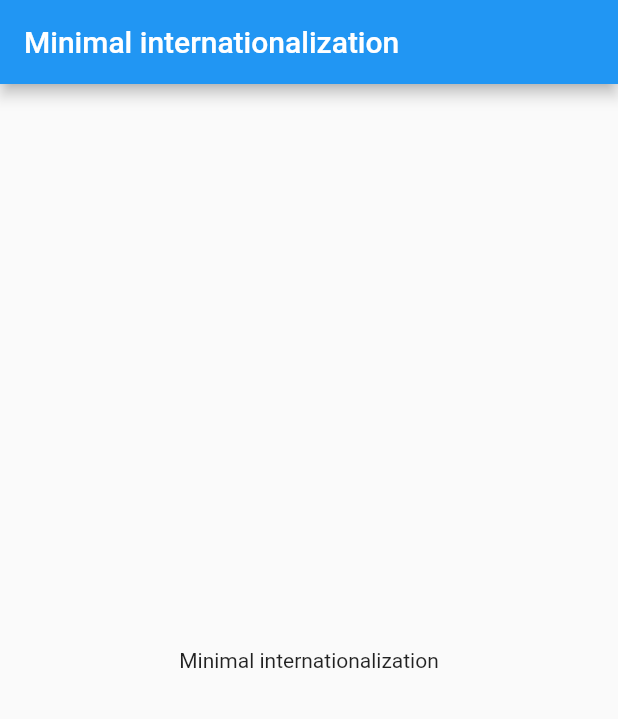
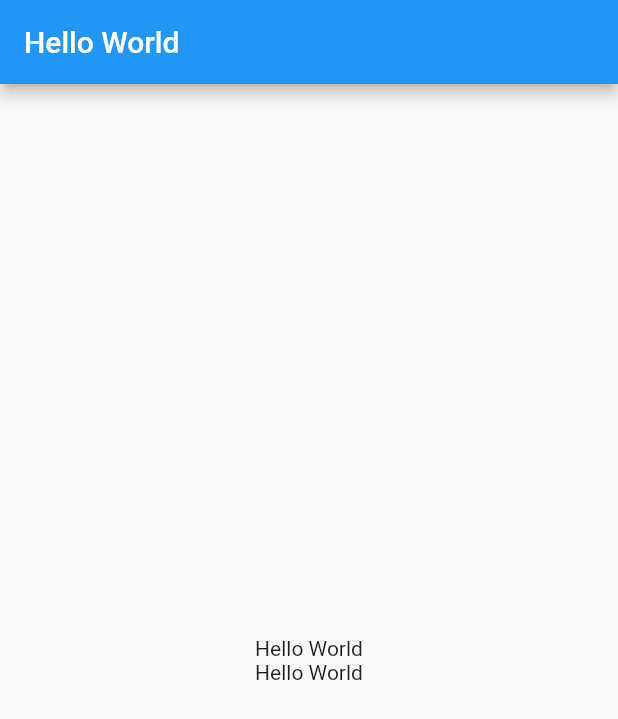
Before and after one commit to nirmal-mazhuvanpilly/flutter_minimal_localizations, a Flutter app: the screen it shows after launch, on a phone screen of 412 x 824 dp. Shown: the top 719 px of the screen. Run offline on Flutter 3.47's test engine with Material 2 defaults, Android fonts, the light colour scheme and no system bars.

Commit message:
Localization implemented

```diff
--- /dev/null
+++ b/lib/local_app.dart
@@ -0,0 +1,24 @@
+import 'package:flutter/material.dart';
+import 'package:flutter_minimal_internationalization/minimal_localization.dart';
+
+class LocalApp extends StatelessWidget {
+  const LocalApp({Key? key}) : super(key: key);
+
+  @override
+  Widget build(BuildContext context) {
+    return Scaffold(
+      appBar: AppBar(
+        title: Text(MinimalLocalization.of(context).title),
+      ),
+      body: Center(
+        child: Column(
+          mainAxisAlignment: MainAxisAlignment.center,
+          children: [
+            Text(MinimalLocalization.of(context).getValue("title")),
+            Text(getTranslatedText(context, "title")),
+          ],
+        ),
+      ),
+    );
+  }
+}
--- a/lib/main.dart
+++ b/lib/main.dart
@@ -1,4 +1,8 @@
 import 'package:flutter/material.dart';
+import 'package:flutter_localizations/flutter_localizations.dart';
+import 'package:flutter_minimal_internationalization/local_app.dart';
+import 'package:flutter_minimal_internationalization/minimal_localization.dart';
+import 'package:flutter_minimal_internationalization/minimal_localization_delegate.dart';
 
 void main() {
   runApp(const MyApp());
@@ -11,35 +15,20 @@ class MyApp extends StatelessWidget {
   Widget build(BuildContext context) {
     return MaterialApp(
       debugShowCheckedModeBanner: false,
+      onGenerateTitle: (context) => MinimalLocalization.of(context).title,
+      localizationsDelegates: const [
+        MinimalLocalizationDelegate(),
+        GlobalMaterialLocalizations.delegate,
+        GlobalWidgetsLocalizations.delegate,
+      ],
+      supportedLocales: const [
+        Locale('en', ''),
+        Locale('es', ''),
+      ],
       theme: ThemeData(
         primarySwatch: Colors.blue,
       ),
-      home: const MyHomePage(title: 'Minimal internationalization'),
+      home: const LocalApp(),
     );
   }
 }
-
-class MyHomePage extends StatefulWidget {
-  const MyHomePage({Key? key, required this.title}) : super(key: key);
-
-  final String title;
-
-  @override
-  State<MyHomePage> createState() => _MyHomePageState();
-}
-
-class _MyHomePageState extends State<MyHomePage> {
-  @override
-  Widget build(BuildContext context) {
-    return Scaffold(
-      appBar: AppBar(
-        title: Text(widget.title),
-      ),
-      body: const Center(
-        child: Text(
-          "Minimal internationalization",
-        ),
-      ),
-    );
-  }
-}
--- /dev/null
+++ b/lib/minimal_localization.dart
@@ -0,0 +1,28 @@
+import 'package:flutter/material.dart';
+
+class MinimalLocalization {
+  final Locale? locale;
+  MinimalLocalization({this.locale});
+
+  static MinimalLocalization of(BuildContext context) =>
+      Localizations.of<MinimalLocalization>(context, MinimalLocalization)!;
+
+  static const _localizedValues = <String, Map<String, String>>{
+    "en": {
+      "title": "Hello World",
+    },
+    "es": {"title": "Hola Mundo"}
+  };
+
+  static List<String> languages() => _localizedValues.keys.toList();
+
+  String get title => _localizedValues[locale!.languageCode]!["title"]!;
+
+  String getValue(String val) {
+    return _localizedValues[locale!.languageCode]![val]!;
+  }
+}
+
+String getTranslatedText(BuildContext context, String value) {
+  return MinimalLocalization.of(context).getValue(value);
+}
--- /dev/null
+++ b/lib/minimal_localization_delegate.dart
@@ -0,0 +1,21 @@
+import 'package:flutter/cupertino.dart';
+import 'package:flutter/foundation.dart';
+import 'package:flutter_minimal_internationalization/minimal_localization.dart';
+
+class MinimalLocalizationDelegate
+    extends LocalizationsDelegate<MinimalLocalization> {
+  const MinimalLocalizationDelegate();
+
+  @override
+  bool isSupported(Locale locale) =>
+      MinimalLocalization.languages().contains(locale.languageCode);
+
+  @override
+  Future<MinimalLocalization> load(Locale locale) =>
+      SynchronousFuture<MinimalLocalization>(
+          MinimalLocalization(locale: locale));
+
+  @override
+  bool shouldReload(covariant LocalizationsDelegate<MinimalLocalization> old) =>
+      false;
+}
--- a/pubspec.yaml
+++ b/pubspec.yaml
@@ -28,6 +28,8 @@ environment:
 # versions available, run `flutter pub outdated`.
 dependencies:
   flutter:
+    sdk: flutter
+  flutter_localizations:
     sdk: flutter
 
 
```
Also changed, not shown: pubspec.lock.
